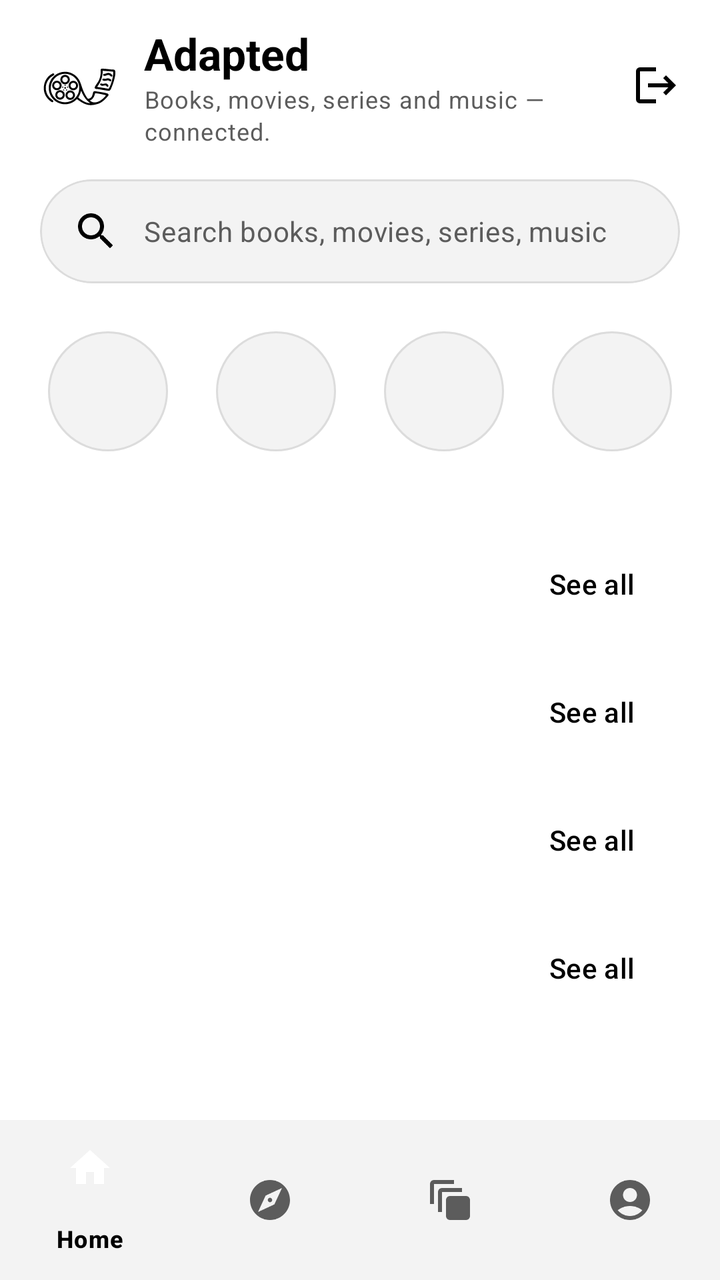
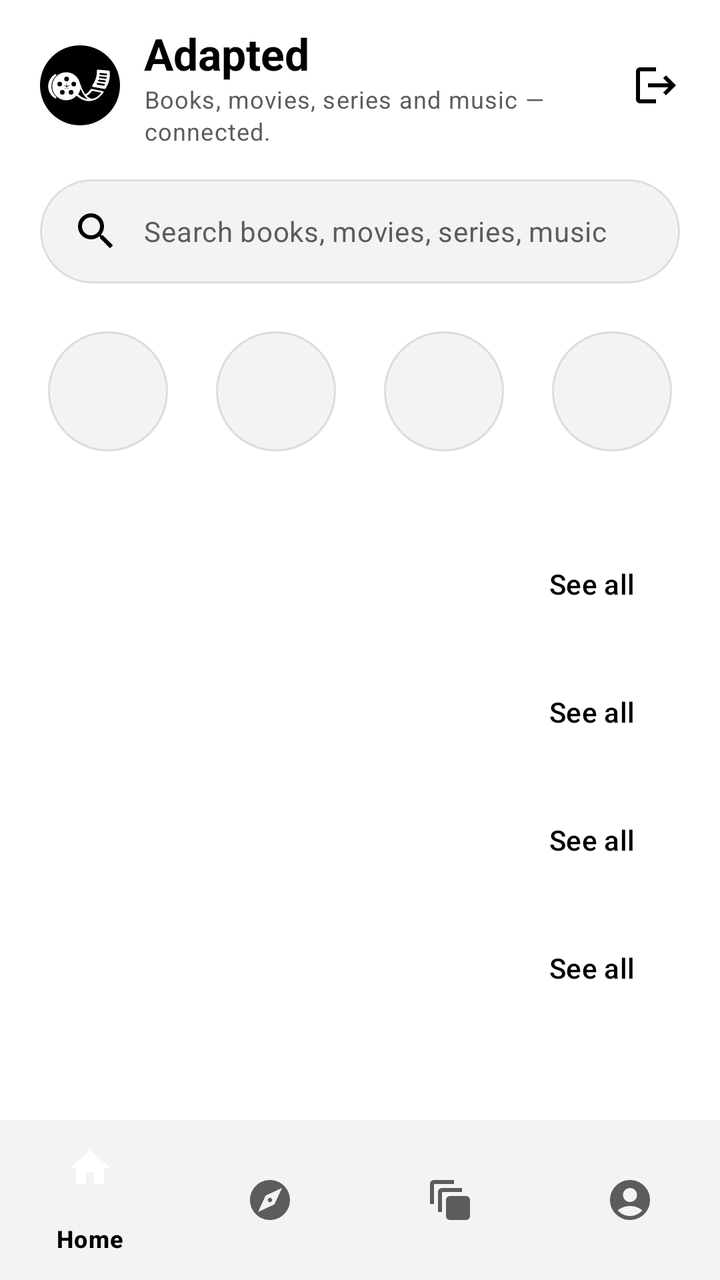

Compare the two renders of this Android layout. The source of the first and the diff that turns it into the second are given below.
<!-- AndroidManifest.xml: application theme Theme.Adapted -->
<!-- res/layout/activity_home.xml -->
<?xml version="1.0" encoding="utf-8"?>
<LinearLayout xmlns:android="http://schemas.android.com/apk/res/android"
    xmlns:app="http://schemas.android.com/apk/res-auto"
    xmlns:tools="http://schemas.android.com/tools"
    android:id="@+id/home_root"
    android:layout_width="match_parent"
    android:layout_height="match_parent"
    android:background="?android:attr/colorBackground"
    android:focusable="true"
    android:focusableInTouchMode="true"
    android:orientation="vertical"
    tools:context=".activities.HomeActivity">

    <androidx.core.widget.NestedScrollView
        android:layout_width="match_parent"
        android:layout_height="0dp"
        android:layout_weight="1"
        android:clipToPadding="false"
        android:paddingBottom="16dp">

        <LinearLayout
            android:layout_width="match_parent"
            android:layout_height="wrap_content"
            android:orientation="vertical">

            
            <LinearLayout
                android:layout_width="match_parent"
                android:layout_height="wrap_content"
                android:gravity="center_vertical"
                android:orientation="horizontal"
                android:paddingStart="@dimen/screen_padding"
                android:paddingTop="12dp"
                android:paddingEnd="8dp">

                <ImageView
                    android:layout_width="40dp"
                    android:layout_height="40dp"
                    android:contentDescription="@string/logo_description"
                    android:src="@drawable/ic_adapted_logo_dark" />

                <LinearLayout
                    android:layout_width="0dp"
                    android:layout_height="wrap_content"
                    android:layout_marginStart="12dp"
                    android:layout_weight="1"
                    android:orientation="vertical">

                    <TextView
                        style="@style/TextAppearance.Adapted.SectionTitle"
                        android:layout_width="wrap_content"
                        android:layout_height="wrap_content"
                        android:text="@string/app_name" />

                    <TextView
                        style="@style/TextAppearance.Adapted.Secondary"
                        android:layout_width="wrap_content"
                        android:layout_height="wrap_content"
                        android:text="@string/app_tagline" />
                </LinearLayout>

                <ImageButton
                    android:id="@+id/home_logout_button"
                    android:layout_width="48dp"
                    android:layout_height="48dp"
                    android:background="?attr/selectableItemBackgroundBorderless"
                    android:contentDescription="@string/home_logout"
                    android:src="@drawable/ic_logout" />
            </LinearLayout>

            
            <com.google.android.material.card.MaterialCardView
                android:id="@+id/home_search_bar"
                style="@style/Widget.Adapted.SurfaceCard"
                android:layout_width="match_parent"
                android:layout_height="52dp"
                android:layout_marginStart="@dimen/screen_padding"
                android:layout_marginTop="16dp"
                android:layout_marginEnd="@dimen/screen_padding"
                android:clickable="true"
                android:focusable="true"
                app:cardCornerRadius="26dp">

                <LinearLayout
                    android:layout_width="match_parent"
                    android:layout_height="match_parent"
                    android:gravity="center_vertical"
                    android:orientation="horizontal"
                    android:paddingStart="16dp"
                    android:paddingEnd="16dp">

                    <ImageView
                        android:layout_width="24dp"
                        android:layout_height="24dp"
                        android:importantForAccessibility="no"
                        android:src="@drawable/ic_search" />

                    <TextView
                        style="@style/TextAppearance.Adapted.Body"
                        android:layout_width="wrap_content"
                        android:layout_height="wrap_content"
                        android:layout_marginStart="12dp"
                        android:text="@string/home_search_hint" />
                </LinearLayout>
            </com.google.android.material.card.MaterialCardView>

            
            <LinearLayout
                android:layout_width="match_parent"
                android:layout_height="wrap_content"
                android:layout_marginStart="12dp"
                android:layout_marginTop="20dp"
                android:layout_marginEnd="12dp"
                android:orientation="horizontal">

                <include
                    android:id="@+id/tile_books"
                    layout="@layout/layout_category_tile"
                    android:layout_width="0dp"
                    android:layout_height="wrap_content"
                    android:layout_weight="1" />
                <include
                    android:id="@+id/tile_movies"
                    layout="@layout/layout_category_tile"
                    android:layout_width="0dp"
                    android:layout_height="wrap_content"
                    android:layout_weight="1" />
                <include
                    android:id="@+id/tile_tv_series"
                    layout="@layout/layout_category_tile"
                    android:layout_width="0dp"
                    android:layout_height="wrap_content"
                    android:layout_weight="1" />
                <include
                    android:id="@+id/tile_music"
                    layout="@layout/layout_category_tile"
                    android:layout_width="0dp"
                    android:layout_height="wrap_content"
                    android:layout_weight="1" />
            </LinearLayout>

            <include
                android:id="@+id/section_trending"
                layout="@layout/layout_section_header"
                android:layout_width="match_parent"
                android:layout_height="wrap_content"
                android:layout_marginTop="16dp" />

            <androidx.recyclerview.widget.RecyclerView
                android:id="@+id/list_trending"
                android:layout_width="match_parent"
                android:layout_height="wrap_content"
                android:clipToPadding="false"
                android:orientation="horizontal"
                android:paddingStart="14dp"
                android:paddingEnd="14dp" />

            <include
                android:id="@+id/section_trending_adaptations"
                layout="@layout/layout_section_header"
                android:layout_width="match_parent"
                android:layout_height="wrap_content"
                android:layout_marginTop="16dp" />

            <androidx.recyclerview.widget.RecyclerView
                android:id="@+id/list_trending_adaptations"
                android:layout_width="match_parent"
                android:layout_height="wrap_content"
                android:clipToPadding="false"
                android:orientation="horizontal"
                android:paddingStart="14dp"
                android:paddingEnd="14dp" />

            <include
                android:id="@+id/section_recently_added"
                layout="@layout/layout_section_header"
                android:layout_width="match_parent"
                android:layout_height="wrap_content"
                android:layout_marginTop="16dp" />

            <androidx.recyclerview.widget.RecyclerView
                android:id="@+id/list_recently_added"
                android:layout_width="match_parent"
                android:layout_height="wrap_content"
                android:clipToPadding="false"
                android:orientation="horizontal"
                android:paddingStart="14dp"
                android:paddingEnd="14dp" />

            <include
                android:id="@+id/section_recommended"
                layout="@layout/layout_section_header"
                android:layout_width="match_parent"
                android:layout_height="wrap_content"
                android:layout_marginTop="16dp" />

            <androidx.recyclerview.widget.RecyclerView
                android:id="@+id/list_recommended"
                android:layout_width="match_parent"
                android:layout_height="wrap_content"
                android:clipToPadding="false"
                android:orientation="horizontal"
                android:paddingStart="14dp"
                android:paddingEnd="14dp" />
        </LinearLayout>
    </androidx.core.widget.NestedScrollView>

    <com.google.android.material.bottomnavigation.BottomNavigationView
        android:id="@+id/bottom_navigation"
        android:layout_width="match_parent"
        android:layout_height="wrap_content"
        app:menu="@menu/menu_bottom_nav" />
</LinearLayout>
<!-- res/layout/layout_category_tile.xml (included above) -->
<?xml version="1.0" encoding="utf-8"?>
<LinearLayout xmlns:android="http://schemas.android.com/apk/res/android"
    android:layout_width="wrap_content"
    android:layout_height="wrap_content"
    android:background="?attr/selectableItemBackground"
    android:clickable="true"
    android:focusable="true"
    android:gravity="center_horizontal"
    android:orientation="vertical"
    android:padding="4dp">

    <ImageView
        android:id="@+id/tile_icon"
        android:layout_width="60dp"
        android:layout_height="60dp"
        android:background="@drawable/bg_category_icon"
        android:importantForAccessibility="no"
        android:padding="17dp" />

    <TextView
        android:id="@+id/tile_label"
        style="@style/TextAppearance.Adapted.Secondary"
        android:layout_width="wrap_content"
        android:layout_height="wrap_content"
        android:layout_marginTop="6dp"
        android:maxLines="1" />
</LinearLayout>
<!-- res/layout/layout_section_header.xml (included above) -->
<?xml version="1.0" encoding="utf-8"?>
<LinearLayout xmlns:android="http://schemas.android.com/apk/res/android"
    android:layout_width="match_parent"
    android:layout_height="wrap_content"
    android:gravity="center_vertical"
    android:orientation="horizontal"
    android:paddingStart="@dimen/screen_padding"
    android:paddingEnd="@dimen/screen_padding">

    <TextView
        android:id="@+id/section_title"
        style="@style/TextAppearance.Adapted.SectionTitle"
        android:layout_width="0dp"
        android:layout_height="wrap_content"
        android:layout_weight="1" />

    <com.google.android.material.button.MaterialButton
        android:id="@+id/section_see_all"
        style="@style/Widget.Material3.Button.TextButton"
        android:layout_width="wrap_content"
        android:layout_height="wrap_content"
        android:text="@string/home_see_all" />
</LinearLayout>
<!-- resources referenced by this layout -->
<resources>
  <dimen name="screen_padding">20dp</dimen>
  <!-- drawable bg_category_icon (drawable) -->
  <?xml version="1.0" encoding="utf-8"?>
  <shape xmlns:android="http://schemas.android.com/apk/res/android"
      android:shape="oval">
      <solid android:color="?attr/colorSurfaceContainerLow" />
      <stroke
          android:width="1dp"
          android:color="?attr/colorOutlineVariant" />
  </shape>
  <!-- drawable ic_adapted_logo_dark: vector/xml drawable (drawable, 3386 chars, omitted) -->
  <!-- drawable ic_logout (drawable) -->
  <?xml version="1.0" encoding="utf-8"?>
  <vector xmlns:android="http://schemas.android.com/apk/res/android"
      android:width="24dp"
      android:height="24dp"
      android:viewportWidth="24"
      android:viewportHeight="24"
      android:tint="?attr/colorOnSurface">
      <path
          android:fillColor="@android:color/white"
          android:pathData="M17,7l-1.41,1.41L18.17,11H8v2h10.17l-2.58,2.58L17,17l5,-5L17,7zM4,5h8V3H4C2.9,3 2,3.9 2,5v14c0,1.1 0.9,2 2,2h8v-2H4V5z" />
  </vector>
  <!-- drawable ic_search (drawable) -->
  <?xml version="1.0" encoding="utf-8"?>
  <vector xmlns:android="http://schemas.android.com/apk/res/android"
      android:width="24dp"
      android:height="24dp"
      android:viewportWidth="24"
      android:viewportHeight="24"
      android:tint="?attr/colorOnSurface">
      <path
          android:fillColor="@android:color/white"
          android:pathData="M15.5,14h-0.79l-0.28,-0.27C15.41,12.59 16,11.11 16,9.5 16,5.91 13.09,3 9.5,3S3,5.91 3,9.5 5.91,16 9.5,16c1.61,0 3.09,-0.59 4.23,-1.57l0.27,0.28v0.79l5,4.99L20.49,19l-4.99,-5zM9.5,14C7.01,14 5,11.99 5,9.5S7.01,5 9.5,5 14,7.01 14,9.5 11.99,14 9.5,14z" />
  </vector>
  <string name="app_name">Adapted</string>
  <string name="app_tagline">Books, movies, series and music — connected.</string>
  <string name="home_logout">Log out</string>
  <string name="home_search_hint">Search books, movies, series, music</string>
  <string name="home_see_all">See all</string>
  <string name="logo_description">Adapted logo</string>
  <style name="TextAppearance.Adapted.Body" parent="TextAppearance.Material3.BodyMedium">
          <item name="android:textColor">?attr/colorOnSurfaceVariant</item>
      </style>
  <style name="TextAppearance.Adapted.Secondary" parent="TextAppearance.Material3.BodySmall">
          <item name="android:textColor">?attr/colorOnSurfaceVariant</item>
      </style>
  <style name="TextAppearance.Adapted.SectionTitle" parent="TextAppearance.Material3.TitleLarge">
          <item name="android:textStyle">bold</item>
          <item name="android:textColor">?attr/colorOnSurface</item>
      </style>
  <style name="Widget.Adapted.SurfaceCard" parent="Widget.Adapted.Card">
          <item name="cardBackgroundColor">?attr/colorSurfaceContainerLow</item>
      </style>
  <style name="Theme.Adapted" parent="Base.Theme.Adapted" />
  <style name="Widget.Adapted.Card" parent="Widget.Material3.CardView.Outlined">
          <item name="cardCornerRadius">12dp</item>
          <item name="cardElevation">0dp</item>
          <item name="cardBackgroundColor">?attr/colorSurface</item>
          <item name="strokeColor">?attr/colorOutlineVariant</item>
          <item name="strokeWidth">1dp</item>
      </style>
  <color name="black">#FF000000</color>
  <color name="white">#FFFFFFFF</color>
  <color name="gray_light">#FFF3F3F3</color>
  <color name="gray_dark">#FF5C5C5C</color>
  <color name="gray_outline">#FF9A9A9A</color>
  <color name="gray_border">#FFDCDCDC</color>
  <!-- unchanged entries left out for length: 1 -->
</resources>

<!-- the commit's change to res/layout/activity_home.xml (unified diff, before → after) -->
@@ -37,7 +37,7 @@
                     android:layout_width="40dp"
                     android:layout_height="40dp"
                     android:contentDescription="@string/logo_description"
-                    android:src="@drawable/ic_adapted_logo_dark" />
+                    android:src="@drawable/ic_adapted_logo_light_theme" />
 
                 <LinearLayout
                     android:layout_width="0dp"
<!-- resource entries referenced after the edit -->
@@ -10,7 +10,7 @@
           android:width="1dp"
           android:color="?attr/colorOutlineVariant" />
   </shape>
-  <!-- drawable ic_adapted_logo_dark: vector/xml drawable (drawable, 3386 chars, omitted) -->
+  <!-- drawable ic_adapted_logo_light_theme: vector/xml drawable (drawable, 4967 chars, omitted) -->
   <!-- drawable ic_logout (drawable) -->
   <?xml version="1.0" encoding="utf-8"?>
   <vector xmlns:android="http://schemas.android.com/apk/res/android"
